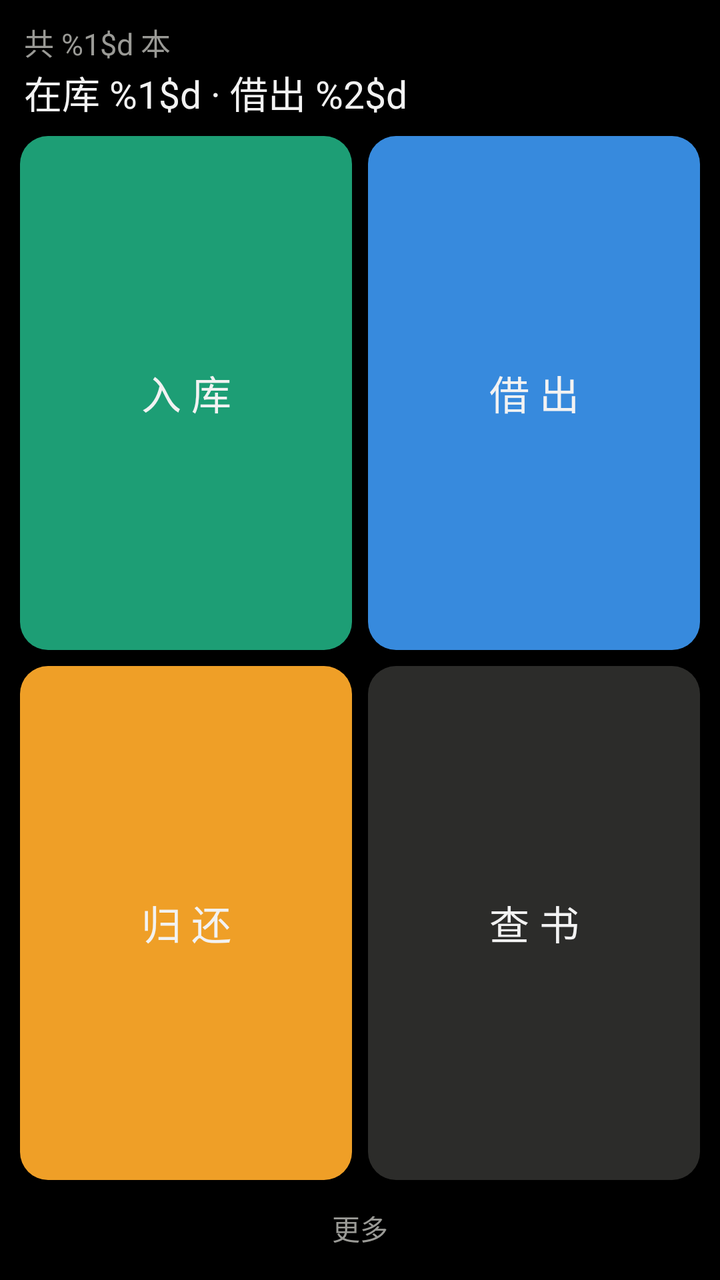
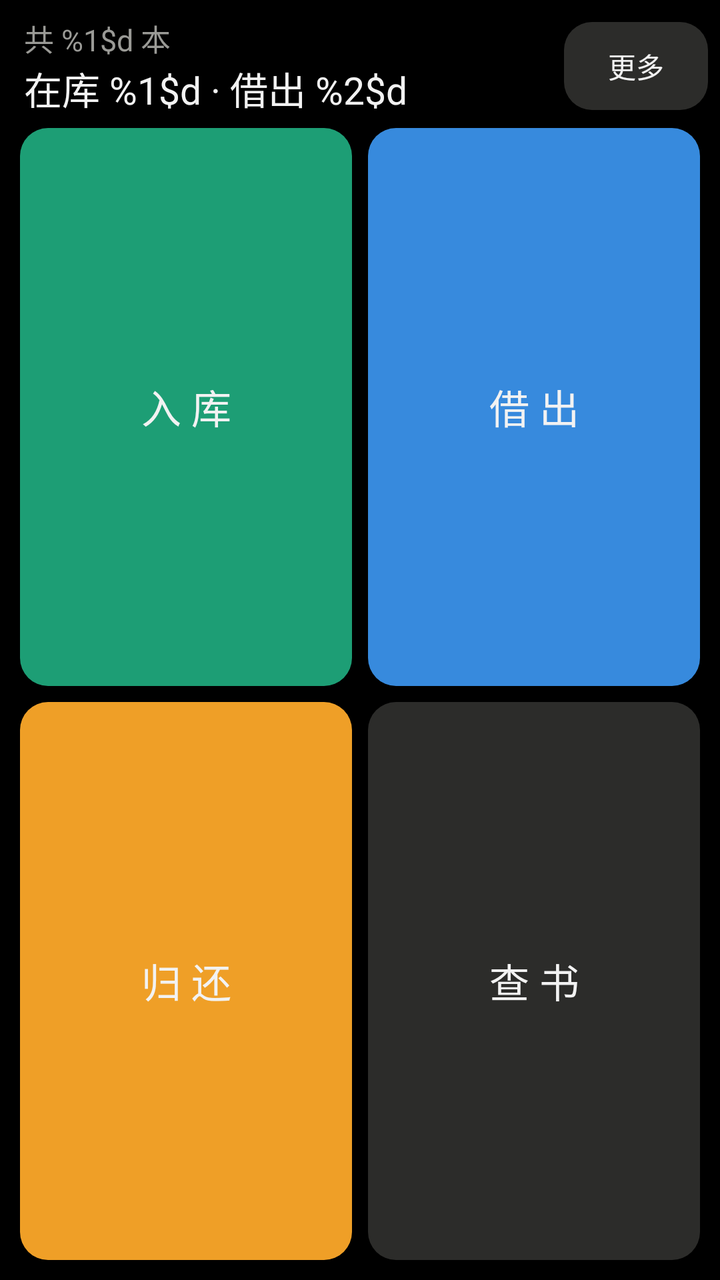

The first picture is an Android layout as it rendered before a commit; the second is the same layout after the commit. The layout source and the unified diff follow.
<!-- AndroidManifest.xml: application theme Theme.BookCorner -->
<!-- res/layout/activity_home.xml -->
<?xml version="1.0" encoding="utf-8"?>
<LinearLayout xmlns:android="http://schemas.android.com/apk/res/android"
    android:layout_width="match_parent"
    android:layout_height="match_parent"
    android:background="@color/bg"
    android:orientation="vertical"
    android:padding="6dp">

    <TextView
        android:id="@+id/tvTotal"
        android:layout_width="match_parent"
        android:layout_height="wrap_content"
        android:paddingStart="6dp"
        android:paddingTop="4dp"
        android:text="@string/home_total"
        android:textColor="@color/text_dim"
        android:textSize="15sp" />

    <TextView
        android:id="@+id/tvStat"
        android:layout_width="match_parent"
        android:layout_height="wrap_content"
        android:paddingStart="6dp"
        android:paddingBottom="4dp"
        android:text="@string/home_stat"
        android:textColor="@color/text"
        android:textSize="19sp" />

    <LinearLayout
        android:layout_width="match_parent"
        android:layout_height="0dp"
        android:layout_weight="1"
        android:orientation="horizontal">

        <TextView
            android:id="@+id/btnIntake"
            style="@style/BigButton"
            android:backgroundTint="@color/green"
            android:text="@string/btn_intake" />

        <TextView
            android:id="@+id/btnBorrow"
            style="@style/BigButton"
            android:backgroundTint="@color/blue"
            android:text="@string/btn_borrow" />
    </LinearLayout>

    <LinearLayout
        android:layout_width="match_parent"
        android:layout_height="0dp"
        android:layout_weight="1"
        android:orientation="horizontal">

        <TextView
            android:id="@+id/btnReturn"
            style="@style/BigButton"
            android:backgroundTint="@color/orange"
            android:text="@string/btn_return" />

        <TextView
            android:id="@+id/btnSearch"
            style="@style/BigButton"
            android:backgroundTint="@color/surface_2"
            android:text="@string/btn_search" />
    </LinearLayout>

    <TextView
        android:id="@+id/btnMore"
        android:layout_width="match_parent"
        android:layout_height="40dp"
        android:gravity="center"
        android:text="@string/btn_more"
        android:textColor="@color/text_dim"
        android:textSize="14sp" />

</LinearLayout>
<!-- resources referenced by this layout -->
<resources>
  <color name="bg">#FF000000</color>
  <color name="blue">#FF378ADD</color>
  <color name="green">#FF1D9E75</color>
  <color name="orange">#FFEF9F27</color>
  <color name="surface_2">#FF2C2C2A</color>
  <color name="text">#FFF2F2F2</color>
  <color name="text_dim">#FF9A9A96</color>
  <string name="btn_borrow">借 出</string>
  <string name="btn_intake">入 库</string>
  <string name="btn_more">更多</string>
  <string name="btn_return">归 还</string>
  <string name="btn_search">查 书</string>
  <string name="home_stat">在库 %1$d · 借出 %2$d</string>
  <string name="home_total">共 %1$d 本</string>
  <style name="BigButton">
          <item name="android:layout_width">0dp</item>
          <item name="android:layout_height">match_parent</item>
          <item name="android:layout_weight">1</item>
          <item name="android:layout_margin">4dp</item>
          <item name="android:textSize">20sp</item>
          <item name="android:textColor">@color/text</item>
          <item name="android:gravity">center</item>
          <item name="android:background">@drawable/bg_btn</item>
      </style>
  <style name="Theme.BookCorner" parent="Theme.AppCompat.NoActionBar">
          <item name="android:windowBackground">@color/bg</item>
          <item name="android:statusBarColor">@color/bg</item>
          <item name="android:navigationBarColor">@color/bg</item>
          <item name="android:textColorPrimary">@color/text</item>
          <item name="android:textColorSecondary">@color/text_dim</item>
          <item name="colorAccent">@color/green</item>
          <item name="android:windowLightStatusBar">false</item>
      </style>
  <!-- drawable bg_btn (drawable) -->
  <?xml version="1.0" encoding="utf-8"?>
  <shape xmlns:android="http://schemas.android.com/apk/res/android"
      android:shape="rectangle">
      <solid android:color="@color/surface_2" />
      <corners android:radius="14dp" />
  </shape>
</resources>

<!-- the commit's change to res/layout/activity_home.xml (unified diff, before → after) -->
@@ -6,71 +6,99 @@
     android:orientation="vertical"
     android:padding="6dp">
 
-    <TextView
-        android:id="@+id/tvTotal"
+    
+    <LinearLayout
         android:layout_width="match_parent"
         android:layout_height="wrap_content"
-        android:paddingStart="6dp"
-        android:paddingTop="4dp"
-        android:text="@string/home_total"
-        android:textColor="@color/text_dim"
-        android:textSize="15sp" />
+        android:orientation="horizontal"
+        android:gravity="center_vertical">
 
-    <TextView
-        android:id="@+id/tvStat"
-        android:layout_width="match_parent"
-        android:layout_height="wrap_content"
-        android:paddingStart="6dp"
-        android:paddingBottom="4dp"
-        android:text="@string/home_stat"
-        android:textColor="@color/text"
-        android:textSize="19sp" />
+        <LinearLayout
+            android:layout_width="0dp"
+            android:layout_height="wrap_content"
+            android:layout_weight="1"
+            android:orientation="vertical">
 
+            <TextView
+                android:id="@+id/tvTotal"
+                android:layout_width="match_parent"
+                android:layout_height="wrap_content"
+                android:paddingStart="6dp"
+                android:paddingTop="2dp"
+                android:text="@string/home_total"
+                android:textColor="@color/text_dim"
+                android:textSize="15sp" />
+
+            <TextView
+                android:id="@+id/tvStat"
+                android:layout_width="match_parent"
+                android:layout_height="wrap_content"
+                android:paddingStart="6dp"
+                android:paddingBottom="2dp"
+                android:text="@string/home_stat"
+                android:textColor="@color/text"
+                android:textSize="19sp" />
+        </LinearLayout>
+
+        <TextView
+            android:id="@+id/btnMore"
+            android:layout_width="wrap_content"
+            android:layout_height="44dp"
+            android:layout_marginStart="6dp"
+            android:background="@drawable/bg_btn"
+            android:gravity="center"
+            android:minWidth="72dp"
+            android:paddingStart="14dp"
+            android:paddingEnd="14dp"
+            android:text="@string/btn_more"
+            android:textColor="@color/text"
+            android:textSize="14sp" />
+    </LinearLayout>
+
+    
     <LinearLayout
         android:layout_width="match_parent"
         android:layout_height="0dp"
         android:layout_weight="1"
-        android:orientation="horizontal">
+        android:orientation="vertical">
 
-        <TextView
-            android:id="@+id/btnIntake"
-            style="@style/BigButton"
-            android:backgroundTint="@color/green"
-            android:text="@string/btn_intake" />
+        <LinearLayout
+            android:layout_width="match_parent"
+            android:layout_height="0dp"
+            android:layout_weight="1"
+            android:orientation="horizontal">
 
-        <TextView
-            android:id="@+id/btnBorrow"
-            style="@style/BigButton"
-            android:backgroundTint="@color/blue"
-            android:text="@string/btn_borrow" />
+            <TextView
+                android:id="@+id/btnIntake"
+                style="@style/BigButton"
+                android:backgroundTint="@color/green"
+                android:text="@string/btn_intake" />
+
+            <TextView
+                android:id="@+id/btnBorrow"
+                style="@style/BigButton"
+                android:backgroundTint="@color/blue"
+                android:text="@string/btn_borrow" />
+        </LinearLayout>
+
+        <LinearLayout
+            android:layout_width="match_parent"
+            android:layout_height="0dp"
+            android:layout_weight="1"
+            android:orientation="horizontal">
+
+            <TextView
+                android:id="@+id/btnReturn"
+                style="@style/BigButton"
+                android:backgroundTint="@color/orange"
+                android:text="@string/btn_return" />
+
+            <TextView
+                android:id="@+id/btnSearch"
+                style="@style/BigButton"
+                android:backgroundTint="@color/surface_2"
+                android:text="@string/btn_search" />
+        </LinearLayout>
     </LinearLayout>
 
-    <LinearLayout
-        android:layout_width="match_parent"
-        android:layout_height="0dp"
-        android:layout_weight="1"
-        android:orientation="horizontal">
-
-        <TextView
-            android:id="@+id/btnReturn"
-            style="@style/BigButton"
-            android:backgroundTint="@color/orange"
-            android:text="@string/btn_return" />
-
-        <TextView
-            android:id="@+id/btnSearch"
-            style="@style/BigButton"
-            android:backgroundTint="@color/surface_2"
-            android:text="@string/btn_search" />
-    </LinearLayout>
-
-    <TextView
-        android:id="@+id/btnMore"
-        android:layout_width="match_parent"
-        android:layout_height="40dp"
-        android:gravity="center"
-        android:text="@string/btn_more"
-        android:textColor="@color/text_dim"
-        android:textSize="14sp" />
-
 </LinearLayout>
